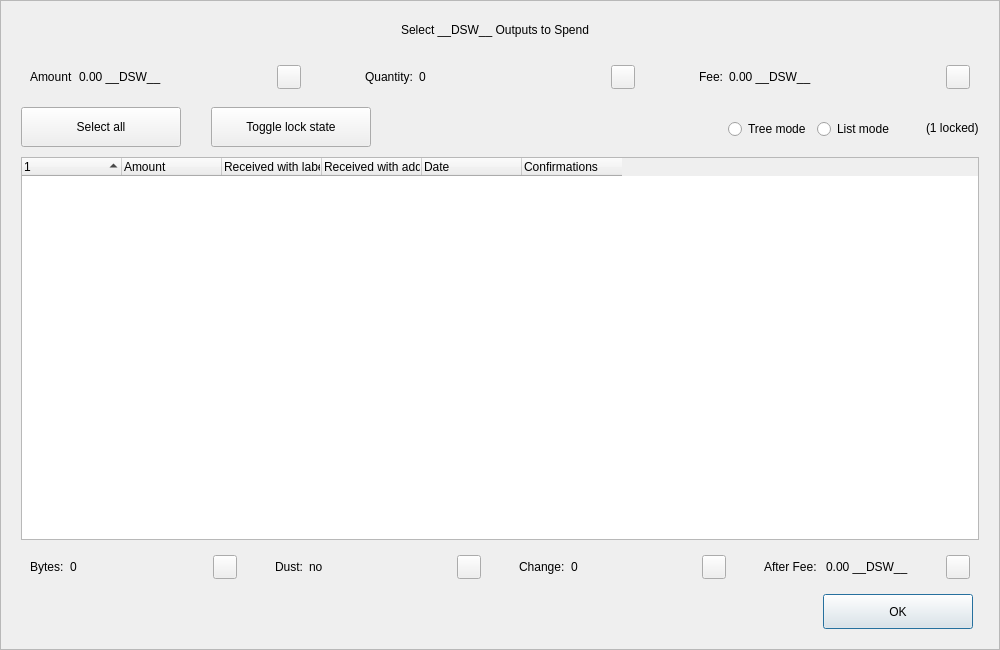
decenomy/DSW, file src/qt/forms/coincontroldialog.ui: the form before one commit.
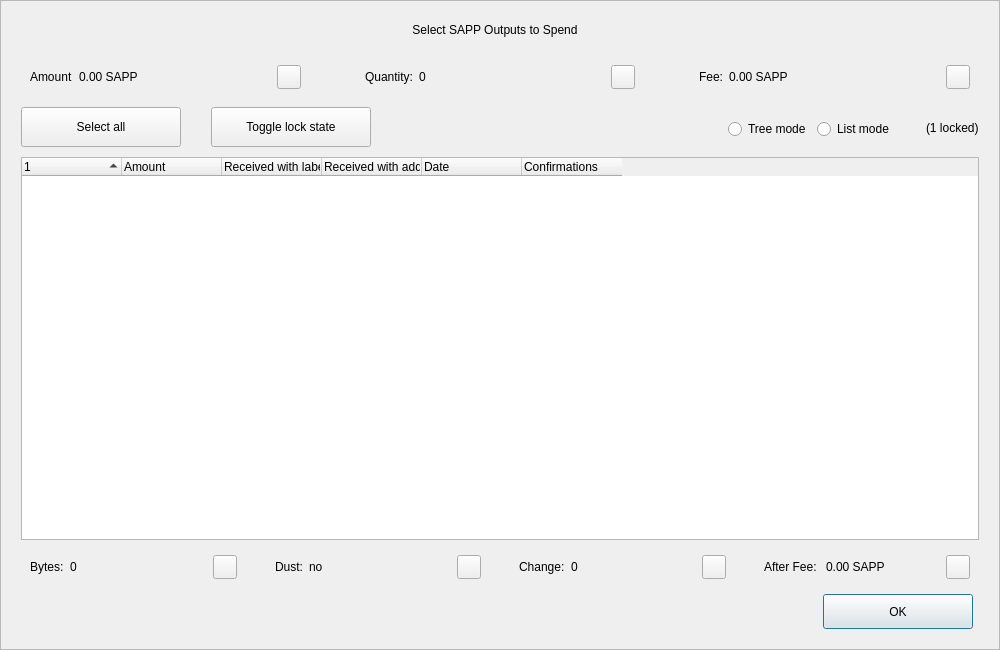
The form after the commit. Custom widgets are drawn as their Qt base class.

Commit message: Changed the coin ticker __DSW__ -> SAPP

The edit to the form file:
```diff
--- a/src/qt/forms/coincontroldialog.ui
+++ b/src/qt/forms/coincontroldialog.ui
@@ -98,7 +98,7 @@
            </size>
           </property>
           <property name="text">
-           <string>Select __DSW__ Outputs to Spend</string>
+           <string>Select SAPP Outputs to Spend</string>
           </property>
           <property name="alignment">
            <set>Qt::AlignCenter</set>
@@ -144,7 +144,7 @@
            <item>
             <widget class="QLabel" name="labelCoinControlAmount">
              <property name="text">
-              <string>0.00 __DSW__</string>
+              <string>0.00 SAPP</string>
              </property>
             </widget>
            </item>
@@ -268,7 +268,7 @@
            <item>
             <widget class="QLabel" name="labelCoinControlFee">
              <property name="text">
-              <string>0.00 __DSW__</string>
+              <string>0.00 SAPP</string>
              </property>
             </widget>
            </item>
@@ -729,7 +729,7 @@
            <item>
             <widget class="QLabel" name="labelCoinControlAfterFee">
              <property name="text">
-              <string>0.00 __DSW__</string>
+              <string>0.00 SAPP</string>
              </property>
             </widget>
            </item>
```
The commit also changes 116 other files.
